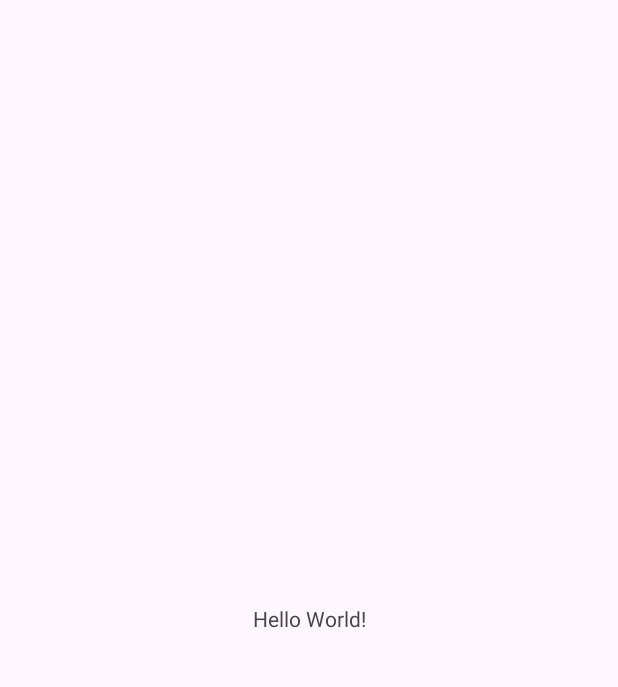
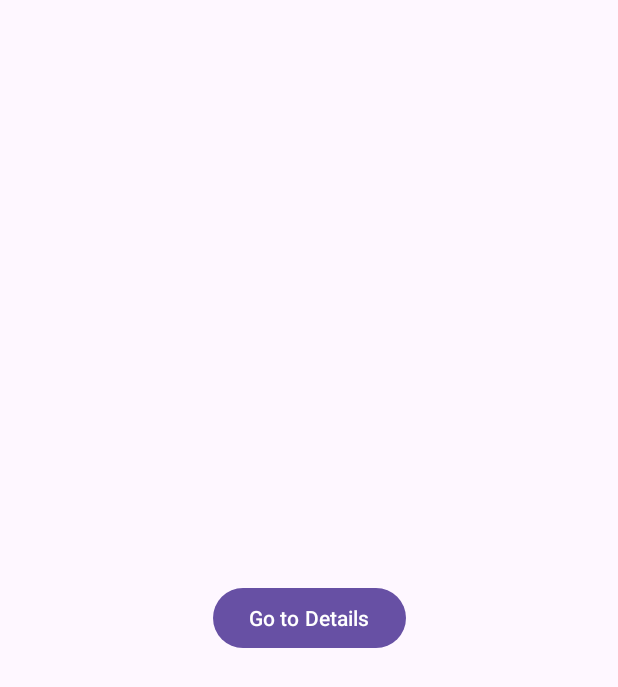
Before and after one commit to prosenjith/SingleModuleApp, an Android app: the screen it shows after launch (MainActivity), on a phone screen of 412 x 824 dp. Before the commit the part shown is almost empty. Shown: the top 687 px of the screen. Run offline under Robolectric (Android 15) with nearby library versions, the phone set to English and light mode, and no system bars.

Commit message:
Add navigation component

```diff
--- a/app/build.gradle
+++ b/app/build.gradle
@@ -1,6 +1,7 @@
 plugins {
     id 'com.android.application'
     id 'org.jetbrains.kotlin.android'
+    id 'androidx.navigation.safeargs.kotlin'
 }
 
 android {
@@ -41,4 +42,8 @@ dependencies {
     testImplementation 'junit:junit:4.13.2'
     androidTestImplementation 'androidx.test.ext:junit:1.1.5'
     androidTestImplementation 'androidx.test.espresso:espresso-core:3.5.1'
+
+    //Navigation Component
+    implementation "androidx.navigation:navigation-fragment-ktx:$nav_version"
+    implementation "androidx.navigation:navigation-ui-ktx:$nav_version"
 }
--- a/app/src/main/java/com/example/singlemoduleapp/ui/base/BaseFragment.kt
+++ b/app/src/main/java/com/example/singlemoduleapp/ui/base/BaseFragment.kt
@@ -1,6 +1,19 @@
 package com.example.singlemoduleapp.ui.base
 
+import android.os.Bundle
+import android.view.LayoutInflater
+import android.view.View
+import android.view.ViewGroup
 import androidx.fragment.app.Fragment
 
-class BaseFragment: Fragment() {
+abstract class BaseFragment: Fragment() {
+
+    abstract val layoutResourceId: Int
+    override fun onCreateView(
+        inflater: LayoutInflater,
+        container: ViewGroup?,
+        savedInstanceState: Bundle?
+    ): View? {
+        return inflater.inflate(layoutResourceId, container, false)
+    }
 }
--- /dev/null
+++ b/app/src/main/java/com/example/singlemoduleapp/ui/news/NewsDetailsFragment.kt
@@ -0,0 +1,9 @@
+package com.example.singlemoduleapp.ui.news
+
+import com.example.singlemoduleapp.R
+import com.example.singlemoduleapp.ui.base.BaseFragment
+
+class NewsDetailsFragment : BaseFragment() {
+    override val layoutResourceId: Int
+        get() = R.layout.fragment_news_details
+}
--- /dev/null
+++ b/app/src/main/java/com/example/singlemoduleapp/ui/news/NewsListFragment.kt
@@ -0,0 +1,23 @@
+package com.example.singlemoduleapp.ui.news
+
+import android.os.Bundle
+import android.view.View
+import androidx.navigation.fragment.findNavController
+import com.example.singlemoduleapp.R
+import com.example.singlemoduleapp.ui.base.BaseFragment
+import com.google.android.material.button.MaterialButton
+
+class NewsListFragment : BaseFragment() {
+    override val layoutResourceId: Int
+        get() = R.layout.fragment_news_list
+
+    override fun onViewCreated(view: View, savedInstanceState: Bundle?) {
+        super.onViewCreated(view, savedInstanceState)
+        val goButton = view.findViewById<MaterialButton>(R.id.goButton)
+        goButton.setOnClickListener {
+            val action = NewsListFragmentDirections.actionNewsListFragmentToNewsDetailsFragment()
+            findNavController().navigate(action)
+        }
+    }
+
+}
--- a/app/src/main/res/layout/activity_main.xml
+++ b/app/src/main/res/layout/activity_main.xml
@@ -6,13 +6,16 @@
     android:layout_height="match_parent"
     tools:context=".ui.main.MainActivity">
 
-    <TextView
-        android:layout_width="wrap_content"
-        android:layout_height="wrap_content"
-        android:text="Hello World!"
+    <androidx.fragment.app.FragmentContainerView
+        android:id="@+id/nav_host_fragment"
+        android:name="androidx.navigation.fragment.NavHostFragment"
+        android:layout_width="0dp"
+        android:layout_height="0dp"
+        app:layout_constraintLeft_toLeftOf="parent"
+        app:layout_constraintRight_toRightOf="parent"
+        app:layout_constraintTop_toTopOf="parent"
         app:layout_constraintBottom_toBottomOf="parent"
-        app:layout_constraintEnd_toEndOf="parent"
-        app:layout_constraintStart_toStartOf="parent"
-        app:layout_constraintTop_toTopOf="parent" />
+        app:defaultNavHost="true"
+        app:navGraph="@navigation/nav_graph" />
 
 </androidx.constraintlayout.widget.ConstraintLayout>
--- /dev/null
+++ b/app/src/main/res/layout/fragment_news_details.xml
@@ -0,0 +1,16 @@
+<?xml version="1.0" encoding="utf-8"?>
+<androidx.constraintlayout.widget.ConstraintLayout xmlns:android="http://schemas.android.com/apk/res/android"
+    xmlns:app="http://schemas.android.com/apk/res-auto"
+    android:layout_width="match_parent"
+    android:layout_height="match_parent">
+
+    <androidx.appcompat.widget.AppCompatTextView
+        android:layout_width="wrap_content"
+        android:layout_height="wrap_content"
+        android:text="Details"
+        app:layout_constraintBottom_toBottomOf="parent"
+        app:layout_constraintEnd_toEndOf="parent"
+        app:layout_constraintStart_toStartOf="parent"
+        app:layout_constraintTop_toTopOf="parent" />
+
+</androidx.constraintlayout.widget.ConstraintLayout>
--- /dev/null
+++ b/app/src/main/res/layout/fragment_news_list.xml
@@ -0,0 +1,17 @@
+<?xml version="1.0" encoding="utf-8"?>
+<androidx.constraintlayout.widget.ConstraintLayout xmlns:android="http://schemas.android.com/apk/res/android"
+    xmlns:app="http://schemas.android.com/apk/res-auto"
+    android:layout_width="match_parent"
+    android:layout_height="match_parent">
+
+    <com.google.android.material.button.MaterialButton
+        android:id="@+id/goButton"
+        android:layout_width="wrap_content"
+        android:layout_height="wrap_content"
+        android:text="Go to Details"
+        app:layout_constraintBottom_toBottomOf="parent"
+        app:layout_constraintEnd_toEndOf="parent"
+        app:layout_constraintStart_toStartOf="parent"
+        app:layout_constraintTop_toTopOf="parent" />
+
+</androidx.constraintlayout.widget.ConstraintLayout>
--- /dev/null
+++ b/app/src/main/res/navigation/nav_graph.xml
@@ -0,0 +1,24 @@
+<?xml version="1.0" encoding="utf-8"?>
+<navigation xmlns:android="http://schemas.android.com/apk/res/android"
+    xmlns:app="http://schemas.android.com/apk/res-auto"
+    xmlns:tools="http://schemas.android.com/tools"
+    android:id="@+id/nav_graph"
+    app:startDestination="@id/newsListFragment">
+
+    <fragment
+        android:id="@+id/newsListFragment"
+        android:name="com.example.singlemoduleapp.ui.news.NewsListFragment"
+        android:label="@string/label_news_list"
+        tools:layout="@layout/fragment_news_list">
+        <action
+            android:id="@+id/action_newsListFragment_to_newsDetailsFragment"
+            app:destination="@id/newsDetailsFragment" />
+    </fragment>
+
+    <fragment
+        android:id="@+id/newsDetailsFragment"
+        android:name="com.example.singlemoduleapp.ui.news.NewsDetailsFragment"
+        android:label="@string/label_news_details"
+        tools:layout="@layout/fragment_news_list" />
+
+</navigation>
--- a/app/src/main/res/values/strings.xml
+++ b/app/src/main/res/values/strings.xml
@@ -1,3 +1,5 @@
 <resources>
     <string name="app_name">SingleModuleApp</string>
+    <string name="label_news_list">News List</string>
+    <string name="label_news_details">News Details</string>
 </resources>
--- a/build.gradle
+++ b/build.gradle
@@ -1,4 +1,13 @@
 // Top-level build file where you can add configuration options common to all sub-projects/modules.
+buildscript {
+    repositories {
+        google()
+    }
+    dependencies {
+        classpath "androidx.navigation:navigation-safe-args-gradle-plugin:$nav_version"
+    }
+}
+
 plugins {
     id 'com.android.application' version '8.0.0' apply false
     id 'com.android.library' version '8.0.0' apply false
--- a/gradle.properties
+++ b/gradle.properties
@@ -21,3 +21,5 @@ kotlin.code.style=official
 # resources declared in the library itself and none from the library's dependencies,
 # thereby reducing the size of the R class for that library
 android.nonTransitiveRClass=true
+
+nav_version=2.7.1
```
